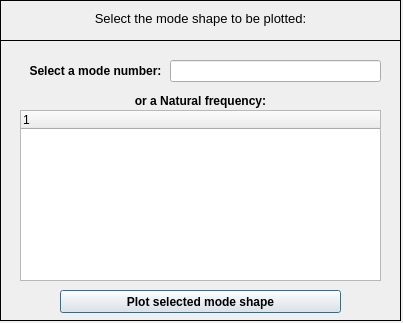
Qt form pulse/uix/user_input/ui/plotModeShapeInput.ui (open-pulse/OpenPulse) before a commit.
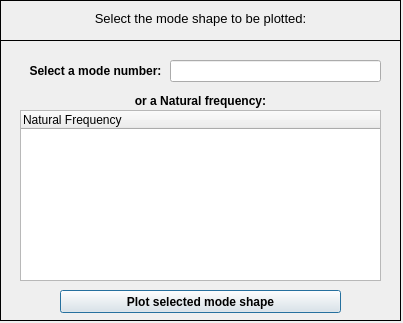
The same form after that commit. Icons and pictures are not drawn.

```diff
--- a/pulse/uix/user_input/ui/plotModeShapeInput.ui
+++ b/pulse/uix/user_input/ui/plotModeShapeInput.ui
@@ -187,7 +187,7 @@
      </property>
      <column>
       <property name="text">
-       <string notr="true">1</string>
+       <string notr="true">Natural Frequency</string>
       </property>
      </column>
     </widget>
```
